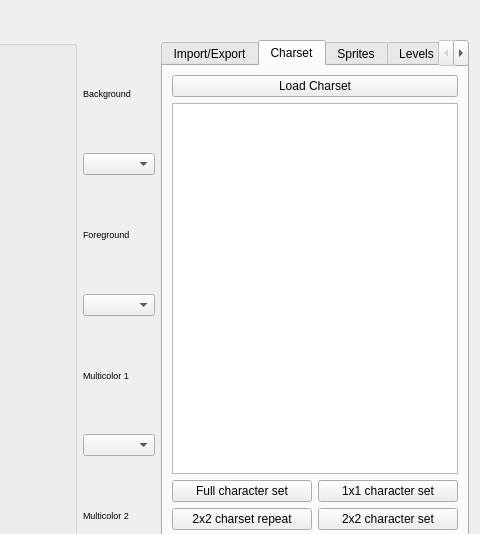
Before: the Qt Designer form source/trsedocuments/formimageeditor.ui in leuat/TRSE, drawn with Qt 5; both pictures show x 653 to 1133 and y 0 to 534 of the 1133 by 663 pixel window.
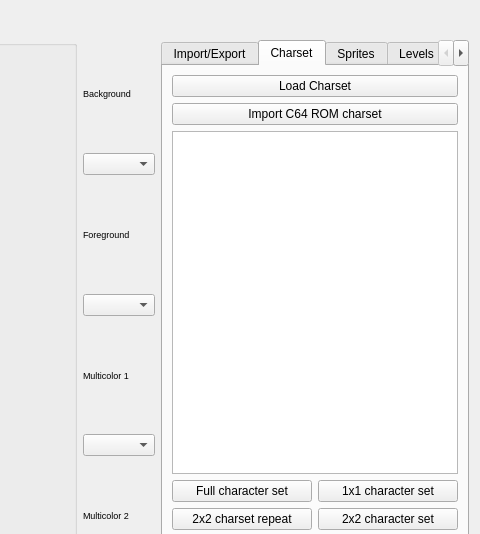
After: the same form once the commit is applied. The open tabs and pages were chosen to show the change. Custom widgets are drawn as their Qt base class.

What changed in the file:
```diff
--- a/source/trsedocuments/formimageeditor.ui
+++ b/source/trsedocuments/formimageeditor.ui
@@ -220,7 +220,7 @@
         <layout class="QGridLayout" name="gridLayout_9">
          <item row="0" column="0">
           <layout class="QGridLayout" name="gridLayout_8">
-           <item row="1" column="0">
+           <item row="2" column="0">
             <widget class="QTableWidget" name="lstCharMap"/>
            </item>
            <item row="0" column="0">
@@ -293,6 +293,13 @@
              </item>
             </layout>
            </item>
+           <item row="1" column="0">
+            <widget class="QPushButton" name="btnImportRom">
+             <property name="text">
+              <string>Import C64 ROM charset</string>
+             </property>
+            </widget>
+           </item>
           </layout>
          </item>
         </layout>
```
Left out of the diff: 10 changed lines with no effect on the pictures.
